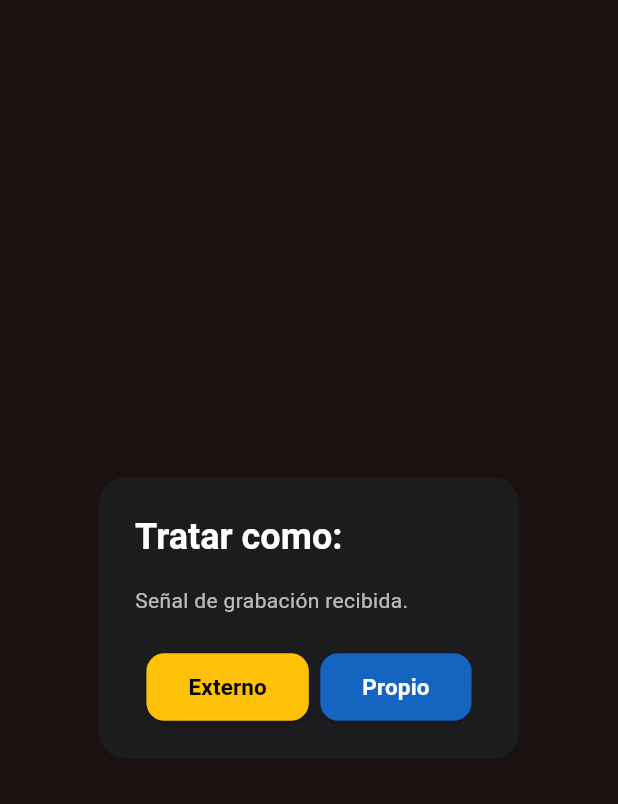
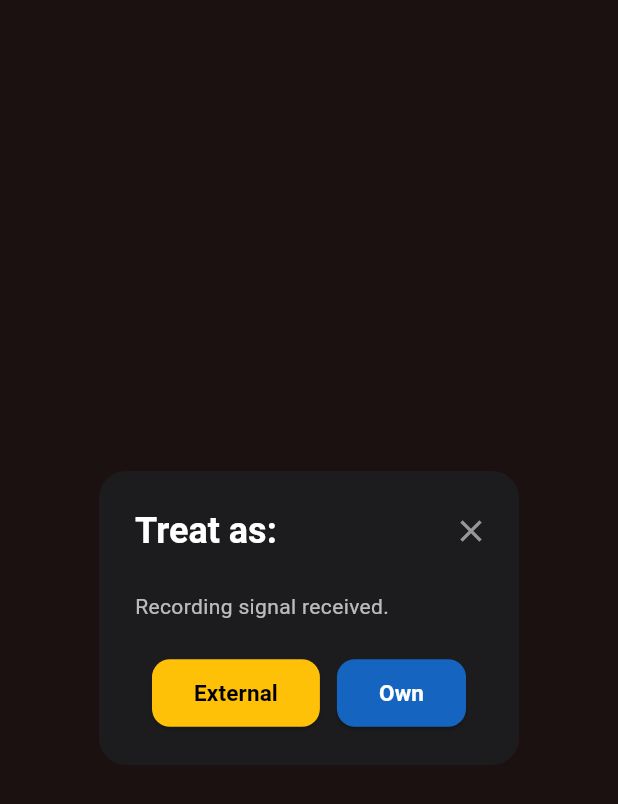
Before and after one commit to alestar328/falcon-one-demo-main, a Flutter app: the _TreatAsDialog widget shown alone on an empty page, opened directly, on a phone screen of 412 x 824 dp. Shown: the top 804 px of the screen. Run offline on Flutter 3.47's test engine with Material 3 defaults, Android fonts, the phone set to English and light mode, and no system bars; our stand-ins replace audioplayers, battery_plus, file_picker, flutter_bluetooth_serial, flutter_dotenv, font_awesome_flutter and 3 more; missing offline and left inert: agora_rtc_engine, flutter_foreground_task, flutter_liquid_glass, mapbox_maps_flutter; network calls fail; statements that could not run were skipped.

Commit message:
i18n(emergency): English UX strings + make Treat-as popup dismissible
Translate all emergency-flow UX text to English (Treat as / Own / External / Emergency / Dismiss / Receive livestream, agent labels, snackbars). Add a close (X) button to the Treat-as chooser and set barrierDismissible:true so it can be closed without choosing.

Co-Authored-By: Claude Opus 4.8 <noreply@anthropic.com>

```diff
--- a/lib/controllers/map_controller.dart
+++ b/lib/controllers/map_controller.dart
@@ -46,7 +46,7 @@ class MapController extends GetxController with WidgetsBindingObserver {
   // Label used when the recording signal arrives locally over BT and the
   // presenter treats it as "Externo": there is no real remote payload (it's our
   // own bodycam pretending to be another agent), so we show this simulated id.
-  static const String simulatedExternalAgentLabel = 'Agente 007';
+  static const String simulatedExternalAgentLabel = 'Officer 007';
 
   // Guards against stacking the emergency popup if a second signal arrives
   // while the first dialog is still open.
@@ -921,7 +921,7 @@ class MapController extends GetxController with WidgetsBindingObserver {
         service.consumeEmergency();
         final officer = signal.officer.trim();
         _showEmergencyFlow(
-          officer.isNotEmpty ? 'Agente $officer' : simulatedExternalAgentLabel,
+          officer.isNotEmpty ? 'Officer $officer' : simulatedExternalAgentLabel,
         );
       },
     );
@@ -953,8 +953,8 @@ class MapController extends GetxController with WidgetsBindingObserver {
       await service.broadcastEmergencyCancel(officer: officerCode);
       emergencyBroadcastActive.value = false;
       _safeSnackBar(
-        'Emergencia',
-        'Señal cancelada',
+        'Emergency',
+        'Signal cancelled',
         backgroundColor: const Color(0xFF424242),
         colorText: Colors.white,
       );
@@ -962,8 +962,8 @@ class MapController extends GetxController with WidgetsBindingObserver {
       await service.broadcastEmergency(officer: officerCode);
       emergencyBroadcastActive.value = true;
       _safeSnackBar(
-        'Emergencia',
-        'Señal enviada a los dispositivos conectados',
+        'Emergency',
+        'Signal sent to connected devices',
         backgroundColor: const Color(0xFFB71C1C),
         colorText: Colors.white,
       );
--- a/lib/views/emergency/emergency_dialogs.dart
+++ b/lib/views/emergency/emergency_dialogs.dart
@@ -8,12 +8,13 @@ import 'package:get/get.dart';
 enum EmergencyTreatment { own, external }
 
 /// Drives the full incoming-signal flow:
-///   1. "Tratar como: Propio / Externo" chooser.
-///   2a. Propio  → open the livestream straight away (no alarm).
-///   2b. Externo → warning popup with siren + "Recibir livestream" button.
+///   1. "Treat as: Own / External" chooser (dismissible — tap outside or the
+///      "Ignore" button to close without acting).
+///   2a. Own      → open the livestream straight away (no alarm).
+///   2b. External → warning popup with siren + "Receive livestream" button.
 ///
-/// [agentLabel] is the source shown on the external path (e.g. "Agente off-001"
-/// from the broadcaster payload, or the simulated "Agente 007"). [onOpenLivestream]
+/// [agentLabel] is the source shown on the external path (e.g. "Officer off-001"
+/// from the broadcaster payload, or the simulated "Officer 007"). [onOpenLivestream]
 /// opens the swipe livestream screen.
 Future<void> showEmergencyTreatmentFlow({
   required String agentLabel,
@@ -21,7 +22,7 @@ Future<void> showEmergencyTreatmentFlow({
 }) async {
   final treatment = await Get.dialog<EmergencyTreatment>(
     const _TreatAsDialog(),
-    barrierDismissible: false,
+    barrierDismissible: true,
   );
 
   if (treatment == EmergencyTreatment.own) {
@@ -37,7 +38,8 @@ Future<void> showEmergencyTreatmentFlow({
   }
 }
 
-/// "Tratar como:" — Externo (yellow) / Propio (blue).
+/// "Treat as:" — External (yellow) / Own (blue). Closable via the title "X",
+/// the "Ignore" action, or tapping outside (barrierDismissible).
 class _TreatAsDialog extends StatelessWidget {
   const _TreatAsDialog();
 
@@ -46,27 +48,40 @@ class _TreatAsDialog extends StatelessWidget {
     return AlertDialog(
       backgroundColor: const Color(0xFF1C1C1E),
       shape: RoundedRectangleBorder(borderRadius: BorderRadius.circular(18)),
-      title: const Text(
-        'Tratar como:',
-        style: TextStyle(color: Colors.white, fontWeight: FontWeight.w700),
+      titlePadding: const EdgeInsets.fromLTRB(24, 16, 8, 0),
+      title: Row(
+        children: [
+          const Expanded(
+            child: Text(
+              'Treat as:',
+              style:
+                  TextStyle(color: Colors.white, fontWeight: FontWeight.w700),
+            ),
+          ),
+          IconButton(
+            icon: const Icon(Icons.close, color: Colors.white54),
+            tooltip: 'Close',
+            onPressed: () => Get.back<EmergencyTreatment>(),
+          ),
+        ],
       ),
       content: const Text(
-        'Señal de grabación recibida.',
+        'Recording signal received.',
         style: TextStyle(color: Colors.white70),
       ),
       actionsAlignment: MainAxisAlignment.spaceEvenly,
       actions: [
         _choiceButton(
-          label: 'Externo',
-          color: const Color(0xFFFFC107), // amarillo
+          label: 'External',
+          color: const Color(0xFFFFC107), // yellow
           textColor: Colors.black,
           onTap: () => Get.back<EmergencyTreatment>(
             result: EmergencyTreatment.external,
           ),
         ),
         _choiceButton(
-          label: 'Propio',
-          color: const Color(0xFF1565C0), // azul
+          label: 'Own',
+          color: const Color(0xFF1565C0), // blue
           textColor: Colors.white,
           onTap: () => Get.back<EmergencyTreatment>(
             result: EmergencyTreatment.own,
@@ -99,7 +114,7 @@ class _TreatAsDialog extends StatelessWidget {
 }
 
 /// External-emergency warning. Plays a looping siren while visible (started in
-/// [initState], stopped in [dispose]) and offers "Recibir livestream".
+/// [initState], stopped in [dispose]) and offers "Receive livestream".
 class _ExternalEmergencyDialog extends StatefulWidget {
   const _ExternalEmergencyDialog({
     required this.agentLabel,
@@ -154,13 +169,13 @@ class _ExternalEmergencyDialogState extends State<_ExternalEmergencyDialog> {
           Icon(Icons.warning_amber_rounded, color: Color(0xFFFFC107), size: 28),
           SizedBox(width: 10),
           Text(
-            'Emergencia',
+            'Emergency',
             style: TextStyle(color: Colors.white, fontWeight: FontWeight.w800),
           ),
         ],
       ),
       content: Text(
-        '${widget.agentLabel} - estado: Emergencia',
+        '${widget.agentLabel} — status: Emergency',
         style: const TextStyle(
           color: Colors.white,
           fontSize: 16,
@@ -172,7 +187,7 @@ class _ExternalEmergencyDialogState extends State<_ExternalEmergencyDialog> {
         TextButton(
           onPressed: () => Get.back<void>(),
           child: const Text(
-            'Descartar',
+            'Dismiss',
             style: TextStyle(color: Colors.white54),
           ),
         ),
@@ -186,7 +201,7 @@ class _ExternalEmergencyDialogState extends State<_ExternalEmergencyDialog> {
           ),
           icon: const Icon(Icons.sensors),
           label: const Text(
-            'Recibir livestream',
+            'Receive livestream',
             style: TextStyle(fontWeight: FontWeight.w700),
           ),
           onPressed: () async {
```
